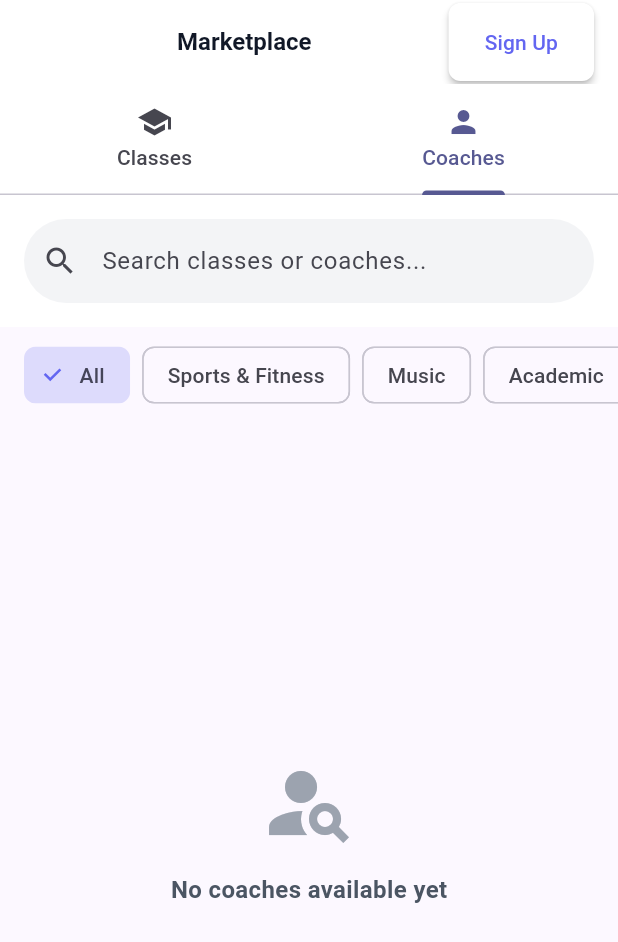
After one commit to jvinaymohan/sparktracks-mvp, a Flutter app: the MarketplaceScreen screen opened by its route, tab 2 chosen, on a phone screen of 412 x 824 dp. The commit adds this screen. Shown: the top 942 px of the screen. Run offline on Flutter 3.47's test engine with Material 3 defaults, Android fonts, the phone set to English and light mode, and no system bars; our stand-ins replace cloud_firestore, firebase_auth, firebase_core, firebase_storage, go_router, image_picker and 1 more; missing offline and left inert: mailer; accounts and stored records are empty; Roboto replaces fonts that are missing (Poppins).

Commit message:
✨ Add Public Marketplace + Consistent Navigation
🎯 Major Improvements:
- ✅ Created comprehensive Marketplace screen (/marketplace)
- ✅ Browse Classes is now PUBLIC (no login required)
- ✅ Marketplace is PUBLIC (no login required)
- ✅ Consistent 'Back to Dashboard' navigation across all screens
- ✅ Smart navigation based on user role (parent/child/coach)

🏪 Marketplace Features:
- Dual tabs: Classes and Coaches
- Search functionality across both tabs
- Category filtering (Sports, Music, Academic, Strategy Games, etc.)
- Grid layout with responsive design
- Class cards show: title, description, price, enrollment count
- Coach cards show: photo, name, headline, experience, categories
- Click to view full class or coach profile
- Login/Sign Up buttons for non-logged-in users

🔄 Navigation Improvements:
- Browse Classes: Shows Login/Sign Up OR Home button based on auth state
- Marketplace: Same consistent navigation
- Home button routes to correct dashboard (parent/child/coach)
- Public pages accessible without login
- Logged-in users can easily return to their dashboard

🔍 Search & Discovery:
- Search classes by title, description, category
- Search coaches by name, headline, or expertise
- Filter by category (All, Sports, Music, Academic, etc.)
- Empty states with helpful messages
- Responsive grid layouts

🎨 UX Enhancements:
- Category icons for visual identification
- Color-coded chips for categories
- Professional card layouts
- Mobile-responsive design (1/2/3 columns)
- Touch-friendly buttons

Fixes: #navigation #marketplace #public-access #search

```diff
--- a/lib/main.dart
+++ b/lib/main.dart
@@ -59,6 +59,7 @@ import 'screens/admin/admin_login_screen.dart';
 import 'screens/admin/admin_dashboard_screen.dart';
 import 'screens/legal/privacy_policy_screen.dart';
 import 'screens/legal/terms_of_service_screen.dart';
+import 'screens/marketplace/marketplace_screen.dart';
 
 void main() async {
   WidgetsFlutterBinding.ensureInitialized();
@@ -319,6 +320,10 @@ class SparktracksMVP extends StatelessWidget {
           builder: (context, state) => const BrowseClassesScreen(),
         ),
         GoRoute(
+          path: '/marketplace',
+          builder: (context, state) => const MarketplaceScreen(),
+        ),
+        GoRoute(
           path: '/class-detail',
           builder: (context, state) => ClassDetailScreen(
             classItem: state.extra as Class,
@@ -378,7 +383,7 @@ class SparktracksMVP extends StatelessWidget {
         final currentUser = authProvider.currentUser;
 
         // Allow landing page and auth pages for non-logged-in users
-        final publicPaths = ['/', '/login', '/register', '/email-verification', '/coach/', '/admin/', '/privacy', '/terms'];
+        final publicPaths = ['/', '/login', '/register', '/email-verification', '/coach/', '/admin/', '/privacy', '/terms', '/browse-classes', '/marketplace'];
         final isPublicPath = publicPaths.any((path) => state.matchedLocation.startsWith(path));
 
         // If not logged in and not on public pages, redirect to landing
--- /dev/null
+++ b/lib/screens/marketplace/marketplace_screen.dart
@@ -0,0 +1,479 @@
+import 'package:flutter/material.dart';
+import 'package:provider/provider.dart';
+import 'package:go_router/go_router.dart';
+import '../../providers/classes_provider.dart';
+import '../../providers/auth_provider.dart';
+import '../../models/class_model.dart';
+import '../../models/user_model.dart';
+import '../../models/coach_profile_model.dart';
+import '../../services/firestore_service.dart';
+import '../../utils/app_theme.dart';
+import '../classes/class_detail_screen.dart';
+
+/// Public Marketplace - Browse Classes and Coaches
+class MarketplaceScreen extends StatefulWidget {
+  const MarketplaceScreen({super.key});
+
+  @override
+  State<MarketplaceScreen> createState() => _MarketplaceScreenState();
+}
+
+class _MarketplaceScreenState extends State<MarketplaceScreen> with SingleTickerProviderStateMixin {
+  late TabController _tabController;
+  String _searchQuery = '';
+  String _selectedCategory = 'All';
+
+  @override
+  void initState() {
+    super.initState();
+    _tabController = TabController(length: 2, vsync: this);
+  }
+
+  @override
+  void dispose() {
+    _tabController.dispose();
+    super.dispose();
+  }
+
+  @override
+  Widget build(BuildContext context) {
+    final authProvider = Provider.of<AuthProvider>(context);
+    final isLoggedIn = authProvider.isLoggedIn;
+
+    return Scaffold(
+      appBar: AppBar(
+        title: const Text('Marketplace'),
+        actions: [
+          if (!isLoggedIn) ...[
+            TextButton(
+              onPressed: () => context.go('/login'),
+              child: const Text('Login', style: TextStyle(color: Colors.white)),
+            ),
+            const SizedBox(width: 8),
+            ElevatedButton(
+              onPressed: () => context.go('/register'),
+              style: ElevatedButton.styleFrom(
+                backgroundColor: Colors.white,
+                foregroundColor: AppTheme.primaryColor,
+              ),
+              child: const Text('Sign Up'),
+            ),
+            const SizedBox(width: 16),
+          ] else ...[
+            IconButton(
+              icon: const Icon(Icons.home),
+              onPressed: () {
+                // Navigate to appropriate dashboard
+                final userType = authProvider.currentUser?.type;
+                switch (userType) {
+                  case UserType.parent:
+                    context.go('/parent-dashboard');
+                    break;
+                  case UserType.child:
+                    context.go('/child-dashboard');
+                    break;
+                  case UserType.coach:
+                    context.go('/coach-dashboard');
+                    break;
+                  default:
+                    context.go('/');
+                }
+              },
+              tooltip: 'Back to Dashboard',
+            ),
+          ],
+        ],
+        bottom: TabBar(
+          controller: _tabController,
+          tabs: const [
+            Tab(icon: Icon(Icons.school), text: 'Classes'),
+            Tab(icon: Icon(Icons.person), text: 'Coaches'),
+          ],
+        ),
+      ),
+      body: Column(
+        children: [
+          // Search Bar
+          Container(
+            padding: const EdgeInsets.all(16),
+            color: AppTheme.surfaceColor,
+            child: TextField(
+              decoration: InputDecoration(
+                hintText: 'Search classes or coaches...',
+                prefixIcon: const Icon(Icons.search),
+                border: OutlineInputBorder(
+                  borderRadius: BorderRadius.circular(30),
+                  borderSide: BorderSide.none,
+                ),
+                filled: true,
+                fillColor: AppTheme.neutral100,
+              ),
+              onChanged: (value) {
+                setState(() {
+                  _searchQuery = value.toLowerCase();
+                });
+              },
+            ),
+          ),
+
+          // Category Filters
+          SingleChildScrollView(
+            scrollDirection: Axis.horizontal,
+            padding: const EdgeInsets.symmetric(horizontal: 16, vertical: 8),
+            child: Row(
+              children: [
+                'All',
+                ...CoachingCategories.all,
+              ].map((category) {
+                final isSelected = _selectedCategory == category;
+                return Padding(
+                  padding: const EdgeInsets.only(right: 8),
+                  child: FilterChip(
+                    label: Text(category),
+                    selected: isSelected,
+                    onSelected: (selected) {
+                      setState(() {
+                        _selectedCategory = category;
+                      });
+                    },
+                    selectedColor: AppTheme.primaryColor.withOpacity(0.2),
+                    checkmarkColor: AppTheme.primaryColor,
+                  ),
+                );
+              }).toList(),
+            ),
+          ),
+
+          // Tab Content
+          Expanded(
+            child: TabBarView(
+              controller: _tabController,
+              children: [
+                _buildClassesTab(),
+                _buildCoachesTab(),
+              ],
+            ),
+          ),
+        ],
+      ),
+    );
+  }
+
+  Widget _buildClassesTab() {
+    return Consumer<ClassesProvider>(
+      builder: (context, classesProvider, _) {
+        var publicClasses = classesProvider.classes.where((c) =>
+          c.isPublic == true &&
+          c.coachId.isNotEmpty
+        ).toList();
+
+        // Apply search filter
+        if (_searchQuery.isNotEmpty) {
+          publicClasses = publicClasses.where((c) =>
+            c.title.toLowerCase().contains(_searchQuery) ||
+            c.description.toLowerCase().contains(_searchQuery) ||
+            (c.category?.toLowerCase().contains(_searchQuery) ?? false)
+          ).toList();
+        }
+
+        // Apply category filter
+        if (_selectedCategory != 'All') {
+          publicClasses = publicClasses.where((c) =>
+            c.category == _selectedCategory
+          ).toList();
+        }
+
+        if (publicClasses.isEmpty) {
+          return Center(
+            child: Column(
+              mainAxisAlignment: MainAxisAlignment.center,
+              children: [
+                Icon(Icons.search_off, size: 64, color: AppTheme.neutral400),
+                const SizedBox(height: 16),
+                Text(
+                  _searchQuery.isNotEmpty
+                      ? 'No classes found matching "$_searchQuery"'
+                      : 'No public classes available yet',
+                  style: AppTheme.headline6.copyWith(color: AppTheme.neutral600),
+                ),
+                const SizedBox(height: 8),
+                Text(
+                  'Try adjusting your search or filters',
+                  style: AppTheme.bodyMedium.copyWith(color: AppTheme.neutral500),
+                ),
+              ],
+            ),
+          );
+        }
+
+        return GridView.builder(
+          padding: const EdgeInsets.all(16),
+          gridDelegate: SliverGridDelegateWithFixedCrossAxisCount(
+            crossAxisCount: AppTheme.getCrossAxisCount(context, mobile: 1, tablet: 2, desktop: 3),
+            childAspectRatio: 1.3,
+            crossAxisSpacing: 16,
+            mainAxisSpacing: 16,
+          ),
+          itemCount: publicClasses.length,
+          itemBuilder: (context, index) {
+            return _buildClassCard(publicClasses[index]);
+          },
+        );
+      },
+    );
+  }
+
+  Widget _buildClassCard(Class classItem) {
+    return Card(
+      elevation: 2,
+      clipBehavior: Clip.antiAlias,
+      child: InkWell(
+        onTap: () {
+          Navigator.push(
+            context,
+            MaterialPageRoute(
+              builder: (context) => ClassDetailScreen(classItem: classItem),
+            ),
+          );
+        },
+        child: Column(
+          crossAxisAlignment: CrossAxisAlignment.start,
+          children: [
+            // Class Image or Placeholder
+            Container(
+              height: 120,
+              decoration: BoxDecoration(
+                gradient: AppTheme.primaryGradient,
+              ),
+              child: Center(
+                child: Icon(
+                  _getCategoryIcon(classItem.category),
+                  size: 48,
+                  color: Colors.white,
+                ),
+              ),
+            ),
+
+            Padding(
+              padding: const EdgeInsets.all(12),
+              child: Column(
+                crossAxisAlignment: CrossAxisAlignment.start,
+                children: [
+                  Text(
+                    classItem.title,
+                    style: AppTheme.headline6,
+                    maxLines: 1,
+                    overflow: TextOverflow.ellipsis,
+                  ),
+                  const SizedBox(height: 4),
+                  Text(
+                    classItem.description,
+                    style: AppTheme.bodySmall,
+                    maxLines: 2,
+                    overflow: TextOverflow.ellipsis,
+                  ),
+                  const SizedBox(height: 8),
+                  Row(
+                    children: [
+                      Icon(Icons.person, size: 14, color: AppTheme.neutral600),
+                      const SizedBox(width: 4),
+                      Text(
+                        '${classItem.enrolledStudentIds.length}/${classItem.maxStudents}',
+                        style: AppTheme.bodySmall,
+                      ),
+                      const SizedBox(width: 12),
+                      Icon(Icons.attach_money, size: 14, color: AppTheme.successColor),
+                      Text(
+                        '\$${classItem.price.toStringAsFixed(0)}',
+                        style: AppTheme.bodySmall.copyWith(
+                          color: AppTheme.successColor,
+                          fontWeight: FontWeight.bold,
+                        ),
+                      ),
+                    ],
+                  ),
+                  const SizedBox(height: 8),
+                  if (classItem.category != null)
+                    Chip(
+                      label: Text(
+                        classItem.category!,
+                        style: const TextStyle(fontSize: 10),
+                      ),
+                      backgroundColor: AppTheme.primaryColor.withOpacity(0.1),
+                      padding: EdgeInsets.zero,
+                      materialTapTargetSize: MaterialTapTargetSize.shrinkWrap,
+                    ),
+                ],
+              ),
+            ),
+          ],
+        ),
+      ),
+    );
+  }
+
+  Widget _buildCoachesTab() {
+    return FutureBuilder<List<CoachProfile>>(
+      future: FirestoreService().getAllCoachProfiles(),
+      builder: (context, snapshot) {
+        if (snapshot.connectionState == ConnectionState.waiting) {
+          return const Center(child: CircularProgressIndicator());
+        }
+
+        if (!snapshot.hasData || snapshot.data!.isEmpty) {
+          return Center(
+            child: Column(
+              mainAxisAlignment: MainAxisAlignment.center,
+              children: [
+                Icon(Icons.person_search, size: 64, color: AppTheme.neutral400),
+                const SizedBox(height: 16),
+                Text(
+                  'No coaches available yet',
+                  style: AppTheme.headline6.copyWith(color: AppTheme.neutral600),
+                ),
+              ],
+            ),
+          );
+        }
+
+        var coaches = snapshot.data!;
+
+        // Apply search filter
+        if (_searchQuery.isNotEmpty) {
+          coaches = coaches.where((coach) =>
+            coach.name.toLowerCase().contains(_searchQuery) ||
+            (coach.headline?.toLowerCase().contains(_searchQuery) ?? false) ||
+            coach.categories.any((cat) => cat.toLowerCase().contains(_searchQuery))
+          ).toList();
+        }
+
+        // Apply category filter
+        if (_selectedCategory != 'All') {
+          coaches = coaches.where((coach) =>
+            coach.categories.contains(_selectedCategory)
+          ).toList();
+        }
+
+        if (coaches.isEmpty) {
+          return Center(
+            child: Column(
+              mainAxisAlignment: MainAxisAlignment.center,
+              children: [
+                Icon(Icons.search_off, size: 64, color: AppTheme.neutral400),
+                const SizedBox(height: 16),
+                Text(
+                  'No coaches found matching "$_searchQuery"',
+                  style: AppTheme.headline6.copyWith(color: AppTheme.neutral600),
+                ),
+              ],
+            ),
+          );
+        }
+
+        return GridView.builder(
+          padding: const EdgeInsets.all(16),
+          gridDelegate: SliverGridDelegateWithFixedCrossAxisCount(
+            crossAxisCount: AppTheme.getCrossAxisCount(context, mobile: 1, tablet: 2, desktop: 3),
+            childAspectRatio: 0.8,
+            crossAxisSpacing: 16,
+            mainAxisSpacing: 16,
+          ),
+          itemCount: coaches.length,
+          itemBuilder: (context, index) {
+            return _buildCoachCard(coaches[index]);
+          },
+        );
+      },
+    );
+  }
+
+  Widget _buildCoachCard(CoachProfile coach) {
+    return Card(
+      elevation: 2,
+      child: InkWell(
+        onTap: () {
+          context.push('/coach/${coach.id}');
+        },
+        child: Padding(
+          padding: const EdgeInsets.all(16),
+          child: Column(
+            children: [
+              CircleAvatar(
+                radius: 40,
+                backgroundColor: AppTheme.primaryColor,
+                backgroundImage: coach.photoUrl != null ? NetworkImage(coach.photoUrl!) : null,
+                child: coach.photoUrl == null
+                    ? Text(
+                        coach.name.isNotEmpty ? coach.name[0].toUpperCase() : 'C',
+                        style: const TextStyle(fontSize: 32, color: Colors.white),
+                      )
+                    : null,
+              ),
+              const SizedBox(height: 12),
+              Text(
+                coach.name,
+                style: AppTheme.headline6,
+                textAlign: TextAlign.center,
+                maxLines: 1,
+                overflow: TextOverflow.ellipsis,
+              ),
+              const SizedBox(height: 4),
+              Text(
+                coach.headline ?? 'Coach',
+                style: AppTheme.bodySmall.copyWith(color: AppTheme.neutral600),
+                textAlign: TextAlign.center,
+                maxLines: 2,
+                overflow: TextOverflow.ellipsis,
+              ),
+              const SizedBox(height: 8),
+              if (coach.yearsExperience != null)
+                Text(
+                  '${coach.yearsExperience} years experience',
+                  style: AppTheme.bodySmall.copyWith(color: AppTheme.successColor),
+                ),
+              const SizedBox(height: 8),
+              Wrap(
+                spacing: 4,
+                runSpacing: 4,
+                alignment: WrapAlignment.center,
+                children: coach.categories.take(2).map((cat) => Chip(
+                  label: Text(
+                    cat,
+                    style: const TextStyle(fontSize: 10),
+                  ),
+                  backgroundColor: AppTheme.accentColor.withOpacity(0.2),
+                  padding: EdgeInsets.zero,
+                  materialTapTargetSize: MaterialTapTargetSize.shrinkWrap,
+                )).toList(),
+              ),
+              const Spacer(),
+              ElevatedButton(
+                onPressed: () {
+                  context.push('/coach/${coach.id}');
+                },
+                style: ElevatedButton.styleFrom(
+                  minimumSize: const Size(double.infinity, 40),
+                ),
+                child: const Text('View Profile'),
+              ),
+            ],
+          ),
+        ),
+      ),
+    );
+  }
+
+  IconData _getCategoryIcon(String? category) {
+    if (category == null || category.isEmpty) return Icons.school;
+
+    final cat = category.toLowerCase();
+    if (cat.contains('sports')) return Icons.sports_tennis;
+    if (cat.contains('music')) return Icons.music_note;
+    if (cat.contains('academic')) return Icons.book;
+    if (cat.contains('arts')) return Icons.palette;
+    if (cat.contains('strategy')) return Icons.psychology;
+    if (cat.contains('life')) return Icons.psychology_alt;
+
+    return Icons.school;
+  }
+}
```
Also changed, not shown: lib/screens/classes/browse_classes_screen.dart (+44 -0 lines), 1 other file.
